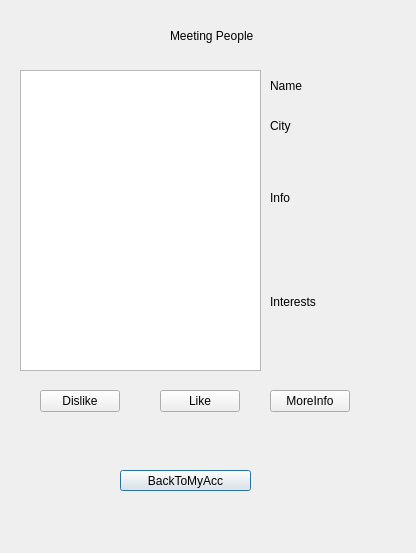
Qt form UI/meetingpage.ui (cpp-park-vk-education/2023_1_Chaihona_-1) before a commit.
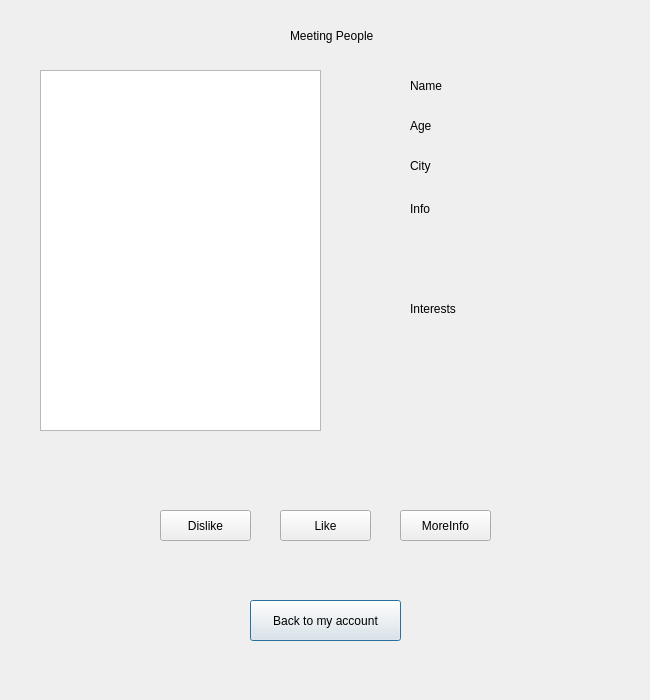
The same form after that commit.

```diff
--- a/UI/meetingpage.ui
+++ b/UI/meetingpage.ui
@@ -6,8 +6,8 @@
    <rect>
     <x>0</x>
     <y>0</y>
-    <width>416</width>
-    <height>553</height>
+    <width>650</width>
+    <height>700</height>
    </rect>
   </property>
   <property name="windowTitle">
@@ -16,7 +16,7 @@
   <widget class="QLabel" name="MeetingPeople">
    <property name="geometry">
     <rect>
-     <x>170</x>
+     <x>290</x>
      <y>10</y>
      <width>151</width>
      <height>51</height>
@@ -29,33 +29,33 @@
   <widget class="QPushButton" name="BactToAcc">
    <property name="geometry">
     <rect>
-     <x>120</x>
-     <y>470</y>
-     <width>131</width>
-     <height>21</height>
+     <x>250</x>
+     <y>600</y>
+     <width>151</width>
+     <height>41</height>
     </rect>
    </property>
    <property name="text">
-    <string>BackToMyAcc</string>
+    <string>Back to my account</string>
    </property>
   </widget>
   <widget class="QGraphicsView" name="PhotoOfStranger">
    <property name="geometry">
     <rect>
-     <x>20</x>
-     <y>70</y>
-     <width>241</width>
-     <height>301</height>
-    </rect>
-   </property>
-  </widget>
-  <widget class="QPushButton" name="Dislike">
-   <property name="geometry">
-    <rect>
      <x>40</x>
-     <y>390</y>
-     <width>80</width>
-     <height>22</height>
+     <y>70</y>
+     <width>281</width>
+     <height>361</height>
+    </rect>
+   </property>
+  </widget>
+  <widget class="QPushButton" name="Dislike">
+   <property name="geometry">
+    <rect>
+     <x>160</x>
+     <y>510</y>
+     <width>91</width>
+     <height>31</height>
     </rect>
    </property>
    <property name="text">
@@ -65,22 +65,22 @@
   <widget class="QPushButton" name="Like">
    <property name="geometry">
     <rect>
-     <x>160</x>
-     <y>390</y>
-     <width>80</width>
-     <height>22</height>
+     <x>280</x>
+     <y>510</y>
+     <width>91</width>
+     <height>31</height>
     </rect>
    </property>
    <property name="text">
     <string>Like</string>
    </property>
   </widget>
-  <widget class="QWidget" name="">
+  <widget class="QWidget" name="layoutWidget">
    <property name="geometry">
     <rect>
-     <x>270</x>
-     <y>179</y>
-     <width>131</width>
+     <x>410</x>
+     <y>190</y>
+     <width>151</width>
      <height>81</height>
     </rect>
    </property>
@@ -104,9 +104,9 @@
   <widget class="QWidget" name="layoutWidget_2">
    <property name="geometry">
     <rect>
-     <x>270</x>
-     <y>110</y>
-     <width>131</width>
+     <x>410</x>
+     <y>150</y>
+     <width>151</width>
      <height>31</height>
     </rect>
    </property>
@@ -130,22 +130,22 @@
   <widget class="QPushButton" name="MoreInfo">
    <property name="geometry">
     <rect>
-     <x>270</x>
-     <y>390</y>
-     <width>80</width>
-     <height>22</height>
+     <x>400</x>
+     <y>510</y>
+     <width>91</width>
+     <height>31</height>
     </rect>
    </property>
    <property name="text">
     <string>MoreInfo</string>
    </property>
   </widget>
-  <widget class="QWidget" name="">
+  <widget class="QWidget" name="layoutWidget">
    <property name="geometry">
     <rect>
-     <x>270</x>
+     <x>410</x>
      <y>70</y>
-     <width>131</width>
+     <width>151</width>
      <height>31</height>
     </rect>
    </property>
@@ -166,13 +166,13 @@
     </item>
    </layout>
   </widget>
-  <widget class="QWidget" name="">
+  <widget class="QWidget" name="layoutWidget">
    <property name="geometry">
     <rect>
-     <x>270</x>
+     <x>410</x>
      <y>280</y>
-     <width>131</width>
-     <height>91</height>
+     <width>151</width>
+     <height>121</height>
     </rect>
    </property>
    <layout class="QVBoxLayout" name="verticalLayout_2">
@@ -192,6 +192,32 @@
     </item>
    </layout>
   </widget>
+  <widget class="QWidget" name="layoutWidget_3">
+   <property name="geometry">
+    <rect>
+     <x>410</x>
+     <y>110</y>
+     <width>151</width>
+     <height>31</height>
+    </rect>
+   </property>
+   <layout class="QHBoxLayout" name="horizontalLayout_3">
+    <item>
+     <widget class="QLabel" name="City_2">
+      <property name="text">
+       <string>Age</string>
+      </property>
+     </widget>
+    </item>
+    <item>
+     <widget class="QLabel" name="age">
+      <property name="text">
+       <string>&lt;age&gt;</string>
+      </property>
+     </widget>
+    </item>
+   </layout>
+  </widget>
  </widget>
  <resources/>
  <connections/>
```
